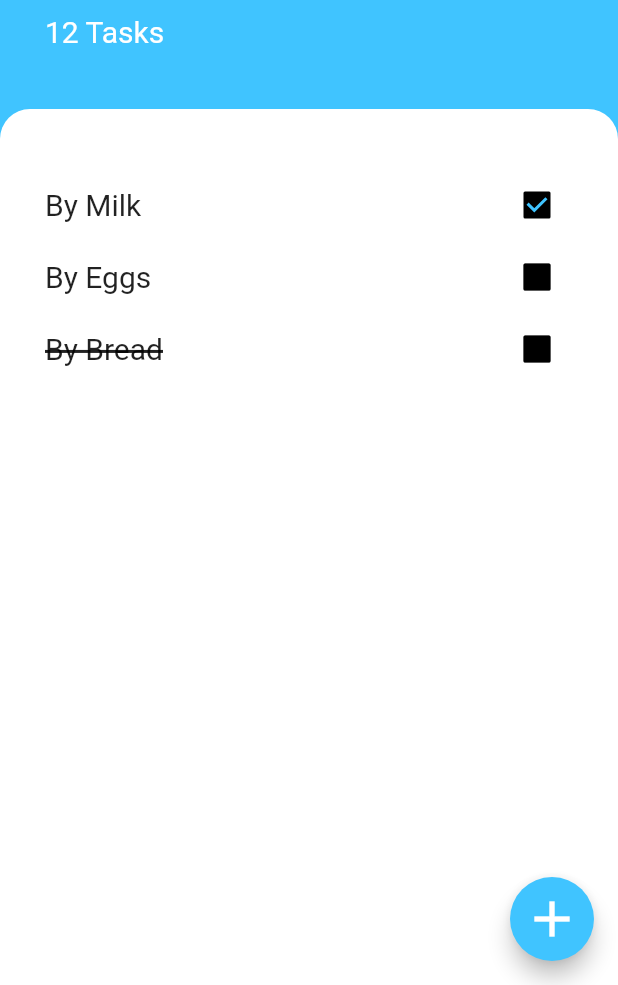
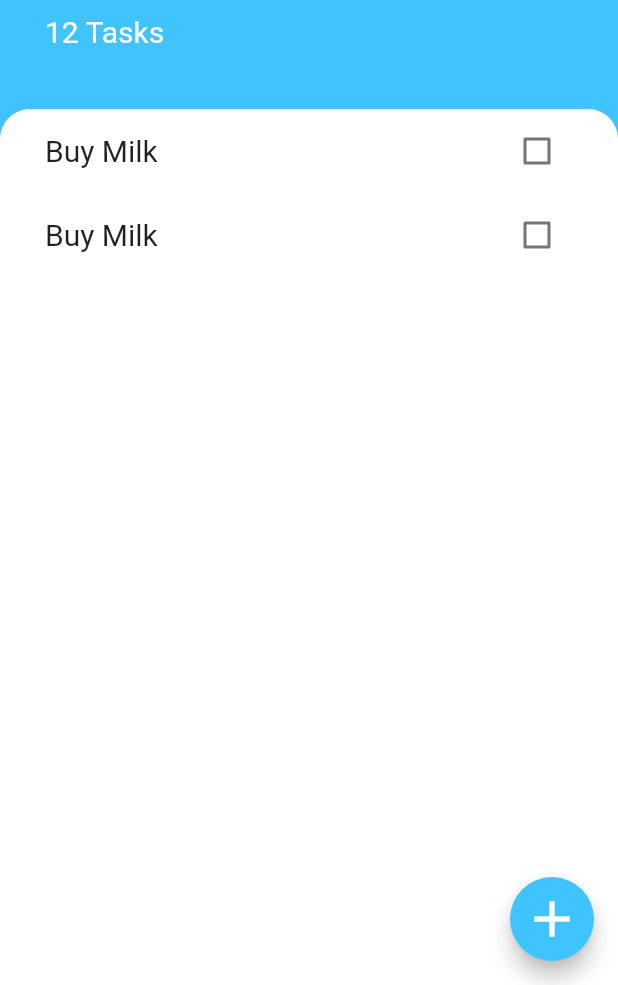
Before and after one commit to Deepak2-0/ToDoListFLutterApp, a Flutter app: the screen it shows after launch, on a phone screen of 412 x 824 dp, the part 251-1236 px from its top. Run offline on Flutter 3.47's test engine with Material 2 defaults, Android fonts, the phone set to English and light mode, and no system bars.

Commit message:
some changes to refactoring

```diff
--- a/lib/screens/task_screen.dart
+++ b/lib/screens/task_screen.dart
@@ -1,5 +1,5 @@
 import 'package:flutter/material.dart';
-import 'package:to_do_list/widgets/to_do_items.dart';
+import 'package:to_do_list/widgets/tasks_list.dart';
 
 class TaskScreen extends StatelessWidget {
   const TaskScreen({Key? key}) : super(key: key);
@@ -69,6 +69,7 @@ class TaskScreen extends StatelessWidget {
           ),
           Expanded(
             child: Container(
+              padding: EdgeInsets.symmetric(horizontal: 30),
               decoration: BoxDecoration(
                 color: Colors.white,
                 borderRadius: BorderRadius.only(
@@ -76,17 +77,7 @@ class TaskScreen extends StatelessWidget {
                   topRight: Radius.circular(20),
                 ),
               ),
-              child: ListView(
-                padding: EdgeInsets.symmetric(horizontal: 30, vertical: 40),
-                children: [
-                  ToDoItems(
-                      item: "By Milk", isChecked: true, isNotRequired: false),
-                  ToDoItems(
-                      item: "By Eggs", isChecked: false, isNotRequired: false),
-                  ToDoItems(
-                      item: "By Bread", isChecked: false, isNotRequired: true),
-                ],
-              ),
+              child: TasksList(),
             ),
           ),
         ],
--- /dev/null
+++ b/lib/widgets/task_tile.dart
@@ -0,0 +1,22 @@
+import 'package:flutter/material.dart';
+
+class TaskTile extends StatelessWidget {
+  const TaskTile({Key? key}) : super(key: key);
+
+  @override
+  Widget build(BuildContext context) {
+    return ListTile(
+      contentPadding: EdgeInsets.all(0),
+      title: Text(
+        'Buy Milk',
+        style: TextStyle(fontSize: 20),
+      ),
+      trailing: Checkbox(
+        //checkColor: Colors.lightBlueAccent,
+        activeColor: Colors.black,
+        value: false,
+        onChanged: (bool? value) {},
+      ),
+    );
+  }
+}
--- /dev/null
+++ b/lib/widgets/tasks_list.dart
@@ -0,0 +1,23 @@
+import 'package:flutter/material.dart';
+import 'package:flutter/widgets.dart';
+import 'package:to_do_list/widgets/task_tile.dart';
+
+class TasksList extends StatelessWidget {
+  const TasksList({
+    Key? key,
+  }) : super(key: key);
+
+  @override
+  Widget build(BuildContext context) {
+    return ListView(
+      children: [
+        TaskTile(),
+        TaskTile(),
+      ],
+    );
+  }
+}
+
+// ToDoItems(item: "By Milk", isChecked: true, isNotRequired: false),
+// ToDoItems(item: "By Eggs", isChecked: false, isNotRequired: false),
+// ToDoItems(item: "By Bread", isChecked: false, isNotRequired: true),
```
